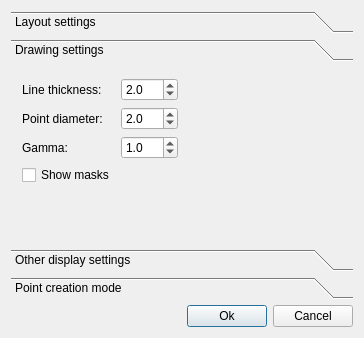
micmacIGN/micmac, file src/saisieQT/Settings.ui: the form before one commit.
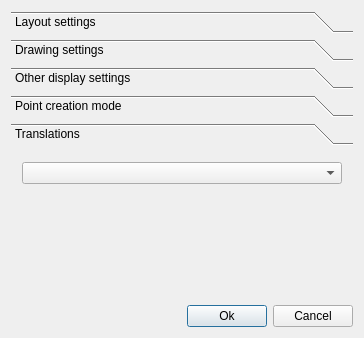
The form after the commit. Icons and pictures are not drawn.

Diff of the .ui file:
```diff
--- a/src/saisieQT/Settings.ui
+++ b/src/saisieQT/Settings.ui
@@ -23,11 +23,11 @@
   <property name="styleSheet">
    <string notr="true"/>
   </property>
-  <layout class="QVBoxLayout" name="verticalLayout">
+  <layout class="QVBoxLayout" name="verticalLayout_6">
    <item>
     <widget class="QToolBox" name="toolBox">
      <property name="currentIndex">
-      <number>1</number>
+      <number>4</number>
      </property>
      <property name="tabSpacing">
       <number>6</number>
@@ -154,7 +154,7 @@
         <x>0</x>
         <y>0</y>
         <width>346</width>
-        <height>181</height>
+        <height>144</height>
        </rect>
       </property>
       <attribute name="label">
@@ -548,6 +548,44 @@
        </item>
       </layout>
      </widget>
+     <widget class="QWidget" name="Translations">
+      <property name="geometry">
+       <rect>
+        <x>0</x>
+        <y>0</y>
+        <width>346</width>
+        <height>144</height>
+       </rect>
+      </property>
+      <attribute name="label">
+       <string>Translations</string>
+      </attribute>
+      <layout class="QVBoxLayout" name="verticalLayout">
+       <item>
+        <widget class="QComboBox" name="comboBox">
+         <property name="sizePolicy">
+          <sizepolicy hsizetype="Preferred" vsizetype="Fixed">
+           <horstretch>0</horstretch>
+           <verstretch>0</verstretch>
+          </sizepolicy>
+         </property>
+        </widget>
+       </item>
+       <item>
+        <spacer name="verticalSpacer_5">
+         <property name="orientation">
+          <enum>Qt::Vertical</enum>
+         </property>
+         <property name="sizeHint" stdset="0">
+          <size>
+           <width>20</width>
+           <height>40</height>
+          </size>
+         </property>
+        </spacer>
+       </item>
+      </layout>
+     </widget>
     </widget>
    </item>
    <item>
```
Left out of the diff: 8 changed lines with no effect on the pictures.
